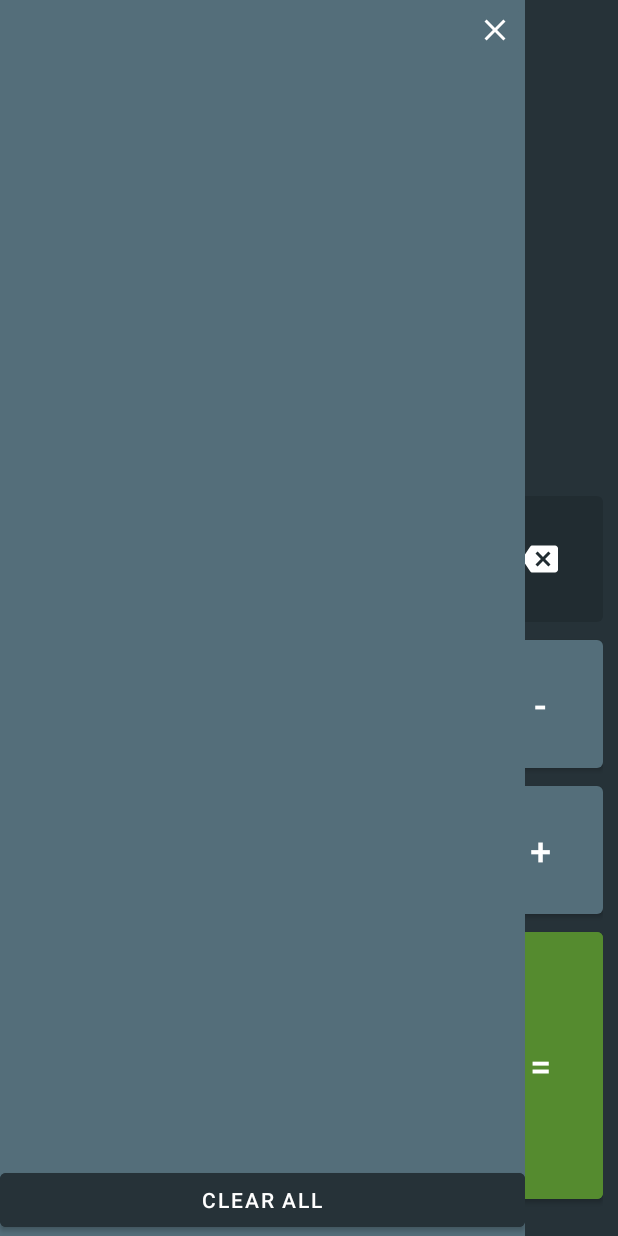
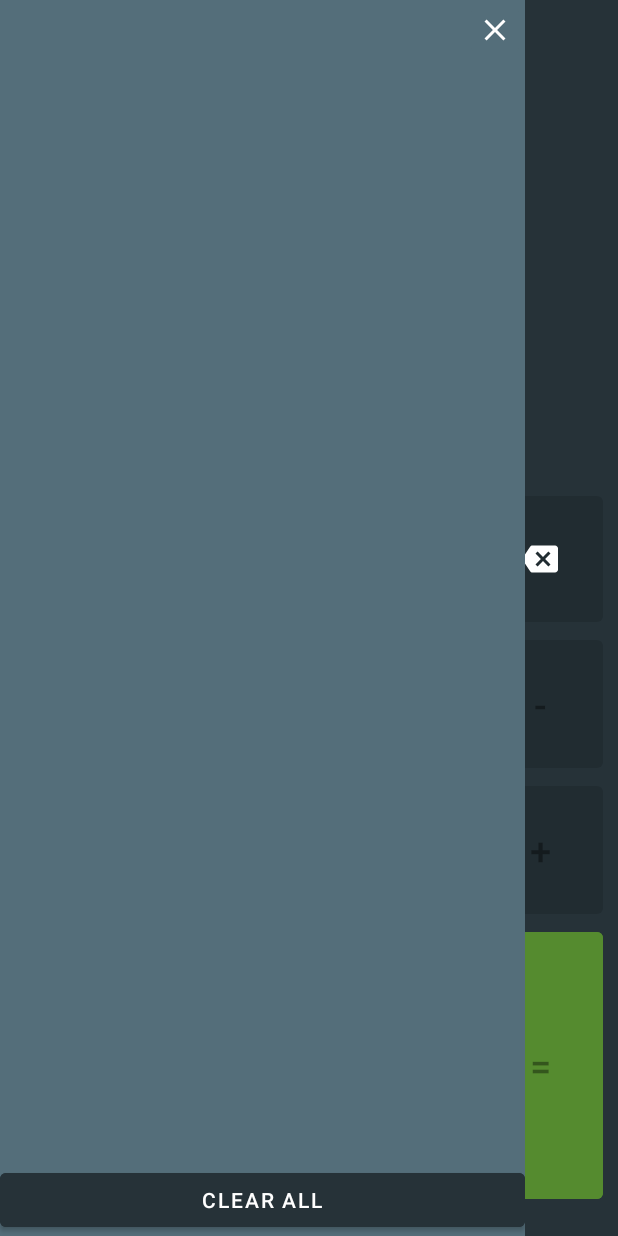
Before and after one commit to peter91v/UI-Design, an Android app: the screen it shows after launch (MainActivity), after a tap on an icon or button, on a phone screen of 412 x 824 dp. Run offline under Robolectric (Android 15) with nearby library versions, the phone set to English and light mode, and no system bars.

Commit message:
Add icons

```diff
--- a/Calculator/app/src/main/java/com/example/calculator/MainActivity.java
+++ b/Calculator/app/src/main/java/com/example/calculator/MainActivity.java
@@ -62,7 +62,18 @@ public class MainActivity extends AppCompatActivity {
         btnMenu.setOnClickListener(v -> {
 
             tvHist.setVisibility(View.VISIBLE);
-            Main.setOnClickListener(c -> tvHist.setVisibility(View.INVISIBLE));
+            setVisibility(false);
+            btnC.setEnabled(false);
+            btnRes.setEnabled(false);
+            btnDEL.setEnabled(false);
+
+            Main.setOnClickListener(c ->{
+                tvHist.setVisibility(View.INVISIBLE);
+                setVisibility(true);
+                btnC.setEnabled(true);
+                btnRes.setEnabled(true);
+                btnDEL.setEnabled(true);
+            });
         });
 
         btnC.setOnClickListener(v -> {
@@ -145,10 +156,15 @@ public class MainActivity extends AppCompatActivity {
                 result = (String) tvRes.getText();
 
             });
-            buttons.add(button);
+            Buttons.add(button);
             x++;
         }
         return Buttons;
     }
+    void setVisibility(Boolean state){
+        for(Button i : buttons){
+            i.setEnabled(state);
+        }
 
+    }
 }
--- /dev/null
+++ b/Calculator/app/src/main/res/mipmap-anydpi-v26/hv_ic_launcher.xml
@@ -0,0 +1,5 @@
+<?xml version="1.0" encoding="utf-8"?>
+<adaptive-icon xmlns:android="http://schemas.android.com/apk/res/android">
+    <background android:drawable="@color/hv_ic_launcher_background"/>
+    <foreground android:drawable="@mipmap/hv_ic_launcher_foreground"/>
+</adaptive-icon>
--- /dev/null
+++ b/Calculator/app/src/main/res/mipmap-anydpi-v26/hv_ic_launcher_round.xml
@@ -0,0 +1,5 @@
+<?xml version="1.0" encoding="utf-8"?>
+<adaptive-icon xmlns:android="http://schemas.android.com/apk/res/android">
+    <background android:drawable="@color/hv_ic_launcher_background"/>
+    <foreground android:drawable="@mipmap/hv_ic_launcher_foreground"/>
+</adaptive-icon>
--- /dev/null
+++ b/Calculator/app/src/main/res/values/hv_ic_launcher_background.xml
@@ -0,0 +1,4 @@
+<?xml version="1.0" encoding="utf-8"?>
+<resources>
+    <color name="hv_ic_launcher_background">#000000</color>
+</resources>
```
Also changed, not shown: Calculator/app/src/main/hv_ic_launcher-playstore.png (added), Calculator/app/src/main/res/mipmap-hdpi/hv_ic_launcher.png (added), Calculator/app/src/main/res/mipmap-hdpi/hv_ic_launcher_foreground.png (added), Calculator/app/src/main/res/mipmap-hdpi/hv_ic_launcher_round.png (added), Calculator/app/src/main/res/mipmap-mdpi/hv_ic_launcher.png (added), Calculator/app/src/main/res/mipmap-mdpi/hv_ic_launcher_foreground.png (added), Calculator/app/src/main/res/mipmap-mdpi/hv_ic_launcher_round.png (added), Calculator/app/src/main/res/mipmap-xhdpi/hv_ic_launcher.png (added), Calculator/app/src/main/res/mipmap-xhdpi/hv_ic_launcher_foreground.png (added), Calculator/app/src/main/res/mipmap-xhdpi/hv_ic_launcher_round.png (added), Calculator/app/src/main/res/mipmap-xxhdpi/hv_ic_launcher.png (added), Calculator/app/src/main/res/mipmap-xxhdpi/hv_ic_launcher_foreground.png (added), Calculator/app/src/main/res/mipmap-xxhdpi/hv_ic_launcher_round.png (added), Calculator/app/src/main/res/mipmap-xxxhdpi/hv_ic_launcher.png (added), 2 more files.
